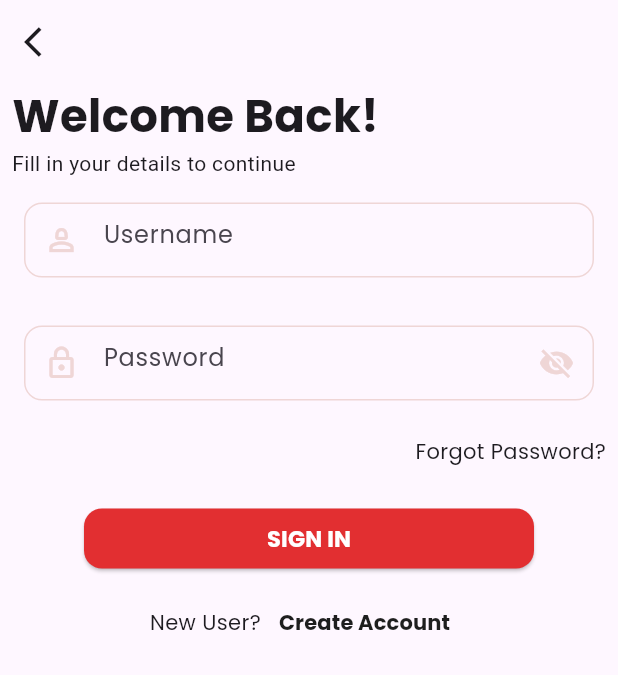
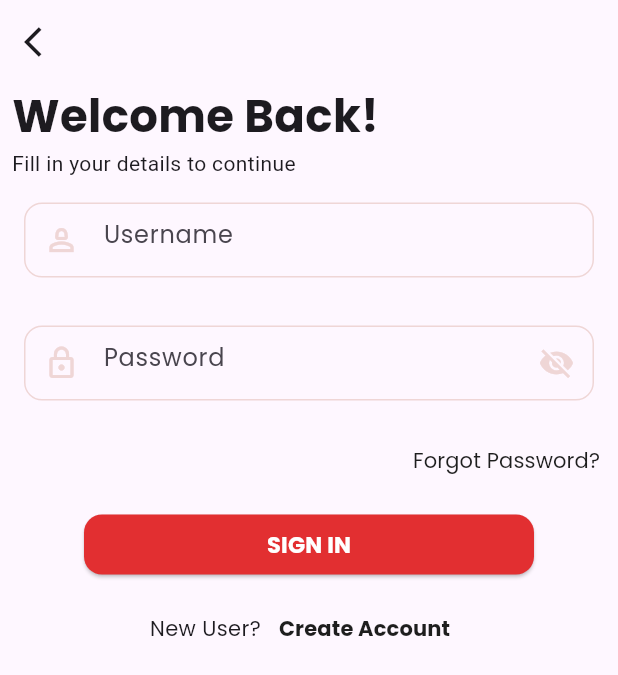
Before and after one commit to hngx-org/fit-food-ai, a Flutter app: the SignIn screen opened directly, on a phone screen of 412 x 824 dp. Shown: the top 675 px of the screen. Run offline on Flutter 3.47's test engine with Material 2 defaults, Android fonts, the light colour scheme and no system bars; our stand-ins replace google_fonts.

Commit message:
Changed 'Forgot Password to Textbutton'

```diff
--- a/lib/screens/sign_in.dart
+++ b/lib/screens/sign_in.dart
@@ -97,16 +97,21 @@ class _SignInState extends State<SignIn> {
               ),
             ),
             Align(alignment: Alignment.centerRight,
-                child: Padding(
-                  padding: const EdgeInsets.all(8.0),
-                  child: Text('Forgot Password?'),
-                ),
+                child: TextButton( onPressed: () {
+
+                },
+                  child: Text('Forgot Password?',
+                    style: TextStyle(
+                      color: kcTxtColorDark,
+                      fontWeight: FontWeight.w200
+                    ),
+                  ),),
             ),
             Center(
               child: SizedBox(
                 width: 300,
                 child: Padding(
-                  padding: const EdgeInsets.only(top: 16.0),
+                  padding: const EdgeInsets.only(top: 8.0),
                   child: ElevatedButton(onPressed: () {},
                     style:  ButtonStyle(
                       backgroundColor: MaterialStateProperty.all(kcBtnColor),
@@ -126,6 +131,7 @@ class _SignInState extends State<SignIn> {
                           fontWeight: FontWeight.w700
                       ),
                     ),
+
 
                   ),
                 ),
```
